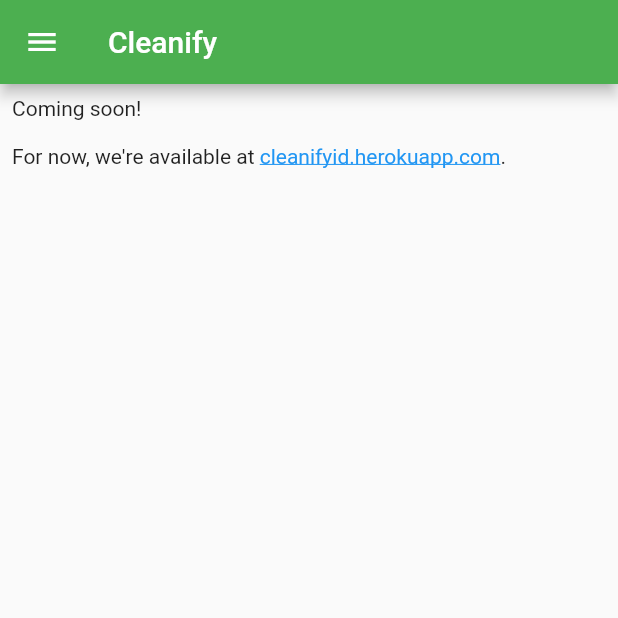
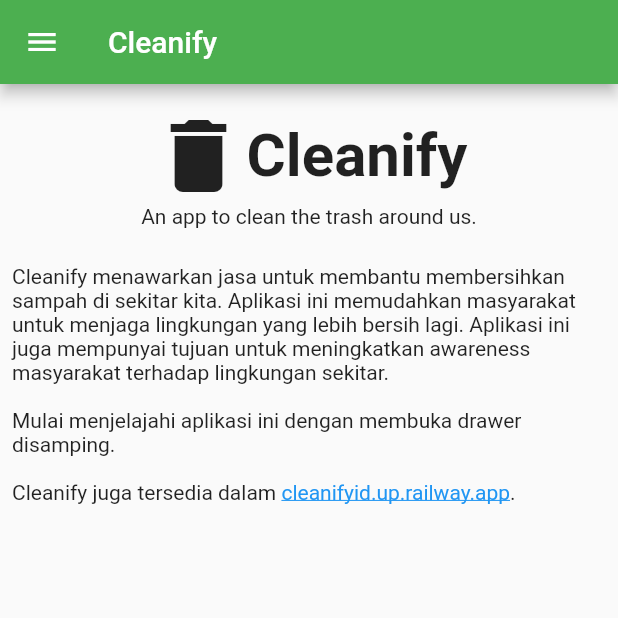
Before and after one commit to A03-PBP-2022/cleanify-mobile, a Flutter app: the screen it shows after launch, on a phone screen of 412 x 824 dp, the top half of it. Run offline on Flutter 3.47's test engine with Material 2 defaults, Android fonts, the phone set to English and light mode, and no system bars; missing offline and left inert: dart:html.

Commit message:
Buat halaman depan yang sebenarnya

```diff
--- a/lib/core/home.dart
+++ b/lib/core/home.dart
@@ -13,7 +13,7 @@
 }
 
 
-final Uri _url = Uri.parse('https://cleanifyid.herokuapp.com');
+final Uri _url = Uri.parse('https://cleanifyid.up.railway.app');
 
 Future<void> _launchUrl() async {
   if (!await launchUrl(_url)) {
@@ -35,21 +35,65 @@
         child: ListView(
           children: [
             Container(
-              padding: const EdgeInsets.all(8),
-              child: const Text(
-                'Coming soon!',
+              padding: const EdgeInsets.symmetric(vertical: 16, horizontal: 8),
+              alignment: Alignment.center,
+              child: Column(
+                crossAxisAlignment: CrossAxisAlignment.center,
+                children: [
+                  Text.rich(
+                    TextSpan(
+                      children: [
+                        WidgetSpan(
+                          alignment: PlaceholderAlignment.middle,
+                          child: Icon(
+                            Icons.delete,
+                            size: 64,
+                            color: Theme.of(context).textTheme.bodyMedium?.color,
+                          )
+                        ),
+                        WidgetSpan(
+                          alignment: PlaceholderAlignment.middle,
+                          child: Text(
+                            'Cleanify',
+                            style: TextStyle(
+                              fontWeight: FontWeight.w700,
+                              fontSize: 40,
+                              color: Theme.of(context).textTheme.bodyMedium?.color
+                            )
+                          )
+                        ),
+
+                      ],
+                    ),
+                  ),
+                  const Text(
+                    'An app to clean the trash around us.'
+                  )
+                ],
               ),
             ),
             Container(
               padding: const EdgeInsets.all(8),
-              child: RichText(
-                text: TextSpan(
+              child: const Text(
+                'Cleanify menawarkan jasa untuk membantu membersihkan sampah di sekitar kita. Aplikasi ini memudahkan masyarakat untuk menjaga lingkungan yang lebih bersih lagi. Aplikasi ini juga mempunyai tujuan untuk meningkatkan awareness masyarakat terhadap lingkungan sekitar.',
+              ),
+            ),
+            Container(
+              padding: const EdgeInsets.all(8),
+              child: const Text(
+                'Mulai menjelajahi aplikasi ini dengan membuka drawer disamping.',
+              ),
+            ),
+            Container(
+              padding: const EdgeInsets.all(8),
+              child: Text.rich(
+                TextSpan(
                   children: [
                     const TextSpan(
-                      text: "For now, we're available at ",
+                      text: "Cleanify juga tersedia dalam ",
                     ),
                     TextSpan(
-                      text: "cleanifyid.herokuapp.com",
+                      text: "cleanifyid.up.railway.app",
                       style: const TextStyle(
                         color: Colors.blue,
                         decoration: TextDecoration.underline
@@ -61,7 +105,6 @@
                       text: ".",
                     ),
                   ],
-                  style: const TextStyle(color: Colors.black87, fontFamily: 'Roboto')
                 ),
               )
             ),
```
